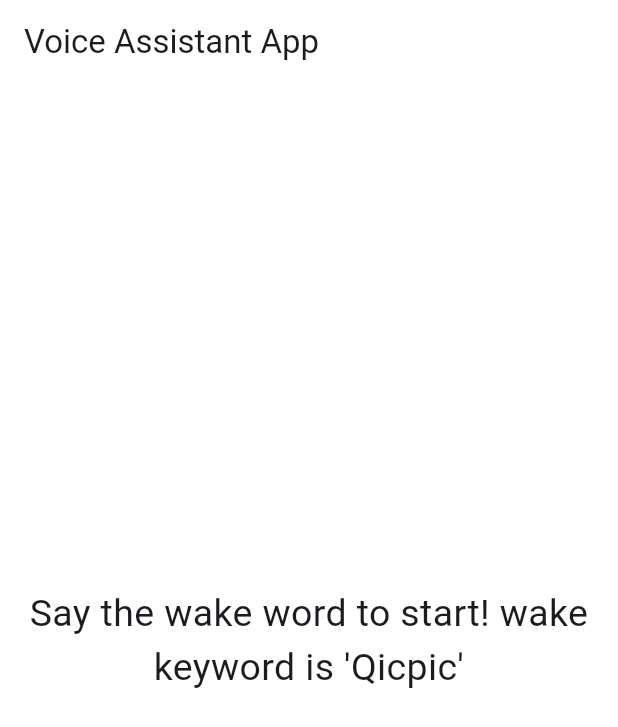
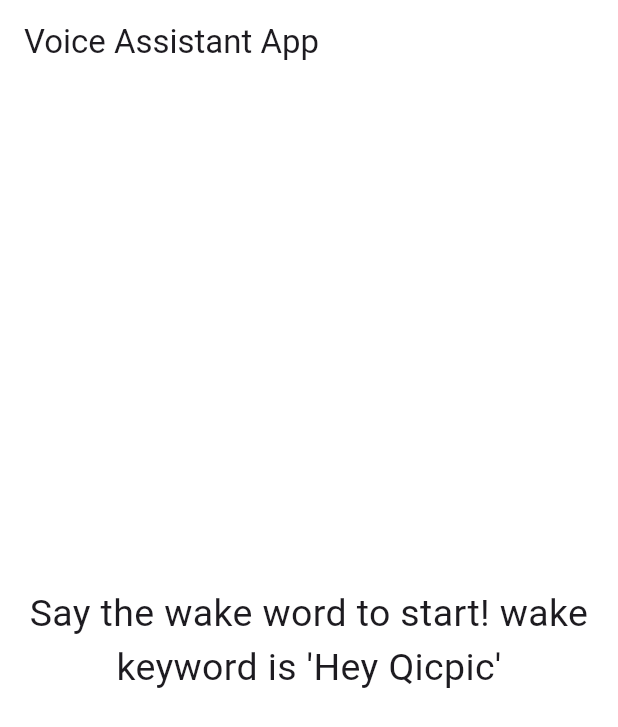
Before and after one commit to amalQicpic/Picovoice_speech_recognition_sample, a Flutter app: the screen it shows after launch, on a phone screen of 412 x 824 dp. Shown: the top 727 px of the screen. Run offline on Flutter 3.47's test engine with Material 3 defaults, Android fonts, the light colour scheme and no system bars; missing offline and left inert: picovoice_flutter, rhino_flutter.

Commit message:
updated UI command

```diff
--- a/lib/view/screens/home_screen/home_screen.dart
+++ b/lib/view/screens/home_screen/home_screen.dart
@@ -16,7 +16,7 @@ class _VoiceAssistantHomeState extends State<VoiceAssistantHome> {
   late PicovoiceManager _picovoiceManager;
 
   String _statusMessage =
-      "Say the wake word to start! wake keyword is 'Qicpic'";
+      "Say the wake word to start! wake keyword is 'Hey Qicpic'";
 
   @override
   void initState() {
```
